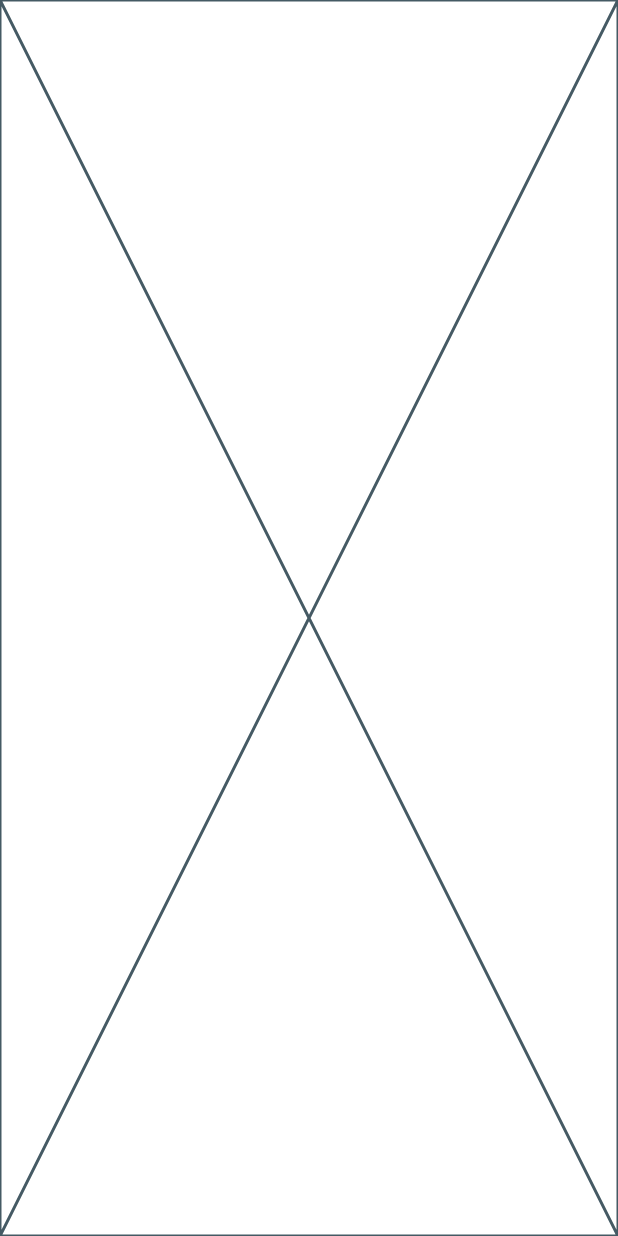
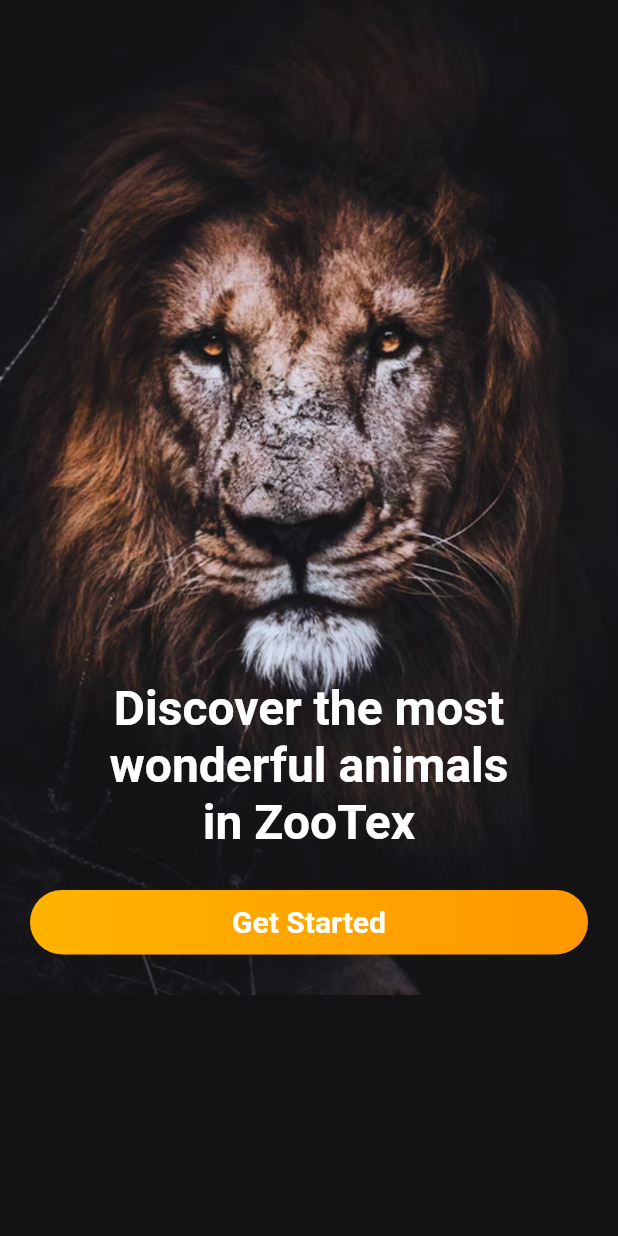
Before and after one commit to IngNex/flutter_feline_ui, a Flutter app: the screen it shows after launch, on a phone screen of 412 x 824 dp. Run offline on Flutter 3.47's test engine with Material 2 defaults, Android fonts, the phone set to English and light mode, and no system bars.

Commit message:
IntroScreen UI updated

```diff
--- a/lib/ui/screens/intro/intro_screen.dart
+++ b/lib/ui/screens/intro/intro_screen.dart
@@ -5,6 +5,66 @@ class IntroScreen extends StatelessWidget {
 
   @override
   Widget build(BuildContext context) {
-    return const Placeholder();
+    final size = MediaQuery.of(context).size;
+    return Scaffold(
+      body: Stack(
+        children: [
+          Container(
+            height: size.height,
+            width: size.width,
+            decoration: const BoxDecoration(
+              color: Color.fromARGB(255, 19, 19, 22),
+            ),
+          ),
+          const Positioned(
+            left: -15,
+            right: -15,
+            child: Image(
+              image: AssetImage('assets/leon.png'),
+            ),
+          ),
+          // Container(
+          //   height: size.height,
+          //   width: size.width,
+          //   decoration: BoxDecoration(color: Colors.black.withOpacity(0.2)),
+          // ),
+          Positioned(
+            top: size.height * 0.55,
+            left: 0,
+            right: 0,
+            child: const Text(
+              'Discover the most\nwonderful animals\nin ZooTex',
+              textAlign: TextAlign.center,
+              style: TextStyle(
+                color: Colors.white,
+                fontSize: 32,
+                fontWeight: FontWeight.bold,
+              ),
+            ),
+          ),
+          Positioned(
+            top: size.height * 0.72,
+            left: 20,
+            right: 20,
+            child: Container(
+              padding: const EdgeInsets.symmetric(vertical: 10, horizontal: 15),
+              decoration: BoxDecoration(
+                  gradient: LinearGradient(
+                      colors: [Colors.amber.shade600, Colors.orange]),
+                  borderRadius: BorderRadius.circular(36)),
+              child: const Text(
+                'Get Started',
+                textAlign: TextAlign.center,
+                style: TextStyle(
+                  fontSize: 20,
+                  color: Colors.white,
+                  fontWeight: FontWeight.bold,
+                ),
+              ),
+            ),
+          ),
+        ],
+      ),
+    );
   }
 }
```
